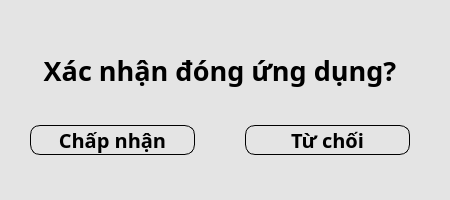
Old version of the form UI_Files/QuitFrame.ui in the repository hoangm960/Astraea.
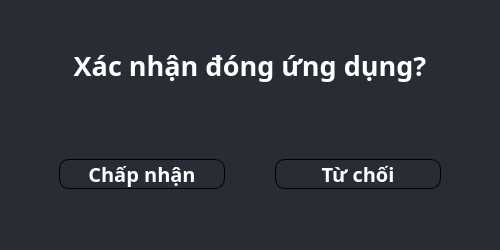
New version of the form.

The edit to the form file:
```diff
--- a/UI_Files/QuitFrame.ui
+++ b/UI_Files/QuitFrame.ui
@@ -6,107 +6,40 @@
    <rect>
     <x>0</x>
     <y>0</y>
-    <width>450</width>
-    <height>200</height>
+    <width>500</width>
+    <height>250</height>
    </rect>
   </property>
+  <property name="minimumSize">
+   <size>
+    <width>500</width>
+    <height>250</height>
+   </size>
+  </property>
   <property name="maximumSize">
    <size>
-    <width>450</width>
-    <height>200</height>
+    <width>16777215</width>
+    <height>16777215</height>
    </size>
   </property>
   <property name="windowTitle">
    <string>MainWindow</string>
   </property>
   <property name="styleSheet">
-   <string notr="true">background: transparent;
-border-radius: 10px;</string>
+   <string notr="true">background-color: rgb(40, 44, 52);
+border-radius: 10px</string>
   </property>
   <widget class="QWidget" name="centralwidget">
-   <property name="styleSheet">
-    <string notr="true">background: transparent;
-border-radius: 10px;</string>
-   </property>
-   <widget class="QFrame" name="OkCancelFrame">
-    <property name="geometry">
-     <rect>
-      <x>-20</x>
-      <y>0</y>
-      <width>480</width>
-      <height>200</height>
-     </rect>
-    </property>
     <property name="minimumSize">
      <size>
-      <width>480</width>
-      <height>200</height>
-     </size>
-    </property>
-    <property name="maximumSize">
-     <size>
-      <width>16777215</width>
-      <height>200</height>
+     <width>500</width>
+     <height>250</height>
      </size>
     </property>
     <property name="styleSheet">
-     <string notr="true">QFrame {
-	background-color: rgb(228, 228, 228);
-	border-radius: 10px;
-}</string>
-    </property>
-    <property name="frameShape">
-     <enum>QFrame::NoFrame</enum>
-    </property>
-    <property name="frameShadow">
-     <enum>QFrame::Raised</enum>
-    </property>
-    <layout class="QVBoxLayout" name="verticalLayout_10">
-     <property name="spacing">
-      <number>0</number>
-     </property>
-     <property name="leftMargin">
-      <number>0</number>
-     </property>
-     <property name="topMargin">
-      <number>0</number>
-     </property>
-     <property name="rightMargin">
-      <number>0</number>
-     </property>
-     <property name="bottomMargin">
-      <number>0</number>
-     </property>
-     <item>
-      <widget class="QFrame" name="frame_11">
-       <property name="maximumSize">
-        <size>
-         <width>16777215</width>
-         <height>16777215</height>
-        </size>
-       </property>
-       <property name="frameShape">
-        <enum>QFrame::StyledPanel</enum>
-       </property>
-       <property name="frameShadow">
-        <enum>QFrame::Raised</enum>
-       </property>
-       <layout class="QVBoxLayout" name="verticalLayout_11">
-        <property name="spacing">
-         <number>0</number>
-        </property>
-        <property name="leftMargin">
-         <number>0</number>
-        </property>
-        <property name="topMargin">
-         <number>40</number>
-        </property>
-        <property name="rightMargin">
-         <number>0</number>
-        </property>
-        <property name="bottomMargin">
-         <number>0</number>
-        </property>
+    <string notr="true">border-radius: 10px;</string>
+   </property>
+   <layout class="QVBoxLayout" name="verticalLayout">
         <item>
          <widget class="QLabel" name="label_2">
           <property name="font">
@@ -119,7 +52,7 @@
           </property>
           <property name="styleSheet">
            <string notr="true">background: transparent;
-color: rgb(0, 0, 0);</string>
+color: rgb(255, 255, 255);</string>
           </property>
           <property name="text">
            <string>Xác nhận đóng ứng dụng?</string>
@@ -129,9 +62,6 @@
           </property>
          </widget>
         </item>
-       </layout>
-      </widget>
-     </item>
      <item>
       <widget class="QFrame" name="frame_10">
        <property name="frameShape">
@@ -174,8 +104,9 @@
           </property>
           <property name="styleSheet">
            <string notr="true">QPushButton {
-border-radius:10;
-	border-color: rgb(0, 0, 0);
+	border-radius:10;
+	border-color: rgb(255, 255, 255);
+	color: rgb(255, 255, 255);
 	border : 1px solid ;
 }
 QPushButton:hover {
@@ -204,8 +135,9 @@
           </property>
           <property name="styleSheet">
            <string notr="true">QPushButton {
-border-radius:10;
-	border-color: rgb(0, 0, 0);
+	border-radius:10;
+	border-color: rgb(255, 255, 255);
+	color: rgb(255, 255, 255);
 	border : 1px solid ;
 }
 QPushButton:hover {
@@ -237,7 +169,6 @@
       </widget>
      </item>
     </layout>
-   </widget>
   </widget>
  </widget>
  <resources/>
```
Lines whose indentation alone changed are shown as unchanged.
